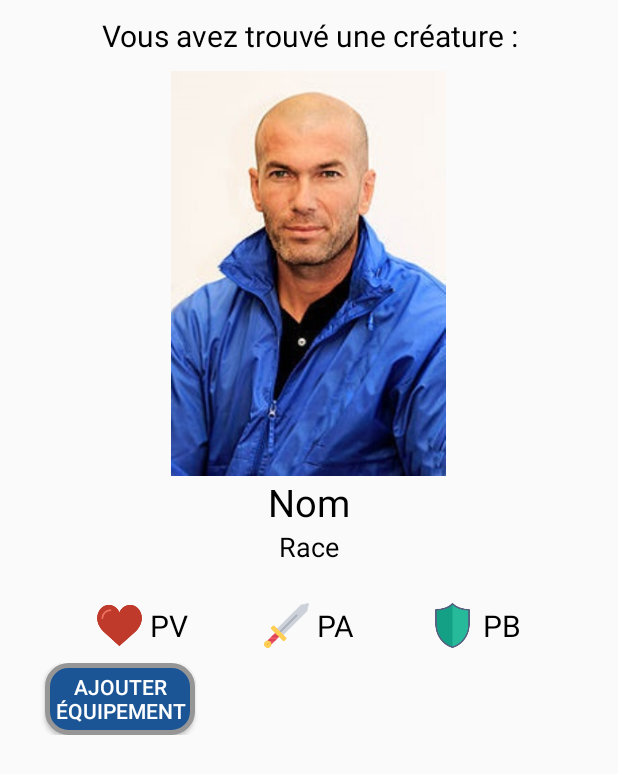
After one commit to Barnini-Nicholas/Barcode_Battler_Android, an Android app: the layout affichage_creature.xml on its own in the app's theme, with its tools: preview values and no code run, on a phone screen of 412 x 824 dp. The commit adds this screen. Shown: the top 774 px of the screen. Run offline under Robolectric (Android 15) with nearby library versions, the phone set to English and light mode, and no system bars.

Commit message:
Ajout du scan via lecture de tag nfc

```diff
--- a/Barcode_Battler_Android/app/src/main/java/com/mbds/barcode_battler_android/MainActivity.java
+++ b/Barcode_Battler_Android/app/src/main/java/com/mbds/barcode_battler_android/MainActivity.java
@@ -2,10 +2,16 @@ package com.mbds.barcode_battler_android;
 
 import android.Manifest;
 import android.app.Activity;
+import android.app.PendingIntent;
 import android.content.Context;
 import android.content.Intent;
+import android.content.IntentFilter;
 import android.content.pm.PackageManager;
+import android.nfc.NdefMessage;
+import android.nfc.NfcAdapter;
+import android.nfc.Tag;
 import android.os.Bundle;
+import android.os.Parcelable;
 import android.support.v4.app.ActivityCompat;
 import android.support.v4.app.Fragment;
 import android.support.v4.app.FragmentTransaction;
@@ -37,6 +43,8 @@ public class MainActivity extends AppCompatActivity implements ScannerFragment.O
 
     private static Context context;
     public static Activity activity;
+    public static final String TAG = "NfcDemo";
+    private NfcAdapter nfcAdapter;
 
     @Override
     protected void onCreate(Bundle savedInstanceState) {
@@ -48,21 +56,29 @@ public class MainActivity extends AppCompatActivity implements ScannerFragment.O
         int droitWriteExtStorage = ContextCompat.checkSelfPermission(this, Manifest.permission.WRITE_EXTERNAL_STORAGE);
 
         // Suivant les autorisations déja acquises on demande les autres
-        if(droitCamera != PackageManager.PERMISSION_GRANTED && droitWriteExtStorage != PackageManager.PERMISSION_GRANTED ){
+        if (droitCamera != PackageManager.PERMISSION_GRANTED && droitWriteExtStorage != PackageManager.PERMISSION_GRANTED) {
             Log.i("PERMISSION : ", "CAMERA & WRITE_EXTERNAL_STORAGE REFUSER");
             ActivityCompat.requestPermissions(this,
                     new String[]{Manifest.permission.CAMERA, Manifest.permission.WRITE_EXTERNAL_STORAGE},
                     0);
-        } else if (droitCamera != PackageManager.PERMISSION_GRANTED){
+        } else if (droitCamera != PackageManager.PERMISSION_GRANTED) {
             Log.i("PERMISSION : ", "CAMERA REFUSER");
             ActivityCompat.requestPermissions(this,
                     new String[]{Manifest.permission.CAMERA},
                     0);
-        } else if (droitWriteExtStorage != PackageManager.PERMISSION_GRANTED){
+        } else if (droitWriteExtStorage != PackageManager.PERMISSION_GRANTED) {
             Log.i("PERMISSION : ", "WRITE_EXTERNAL_STORAGE REFUSER");
             ActivityCompat.requestPermissions(this,
                     new String[]{Manifest.permission.WRITE_EXTERNAL_STORAGE},
                     0);
+        }
+
+        nfcAdapter = NfcAdapter.getDefaultAdapter(this);
+        if (nfcAdapter == null) {
+            Toast.makeText(this,
+                    "NFC NOT supported on this devices!",
+                    Toast.LENGTH_LONG).show();
+            finish();
         }
 
         Toolbar myToolbar = (Toolbar) findViewById(R.id.my_toolbar);
@@ -74,6 +90,7 @@ public class MainActivity extends AppCompatActivity implements ScannerFragment.O
 
         lancerFragment(AboutFragment.class, true);
     }
+
 
     @Override
     public boolean onCreateOptionsMenu(Menu menu) {
@@ -210,4 +227,48 @@ public class MainActivity extends AppCompatActivity implements ScannerFragment.O
 
         lancerFragment(equipementScanFragment, true);
     }
+
+    @Override
+    protected void onResume() {
+        super.onResume();
+
+        Intent intent = getIntent();
+        String action = intent.getAction();
+
+        if (NfcAdapter.ACTION_TAG_DISCOVERED.equals(action)) {
+            Toast.makeText(this,
+                    "onResume() - ACTION_TAG_DISCOVERED",
+                    Toast.LENGTH_SHORT).show();
+
+            Tag tag = intent.getParcelableExtra(NfcAdapter.EXTRA_TAG);
+            if (tag != null) {
+                String tagInfo = tag.toString() + "\n";
+
+                tagInfo += "\nTag Id: \n";
+                byte[] tagId = tag.getId();
+                tagInfo += "length = " + tagId.length + "\n";
+                for (int i = 0; i < tagId.length; i++) {
+                    tagInfo += Integer.toHexString(tagId[i] & 0xFF) + " ";
+                }
+                tagInfo += "\n";
+
+                String[] techList = tag.getTechList();
+                tagInfo += "\nTech List\n";
+                tagInfo += "length = " + techList.length + "\n";
+                for (int i = 0; i < techList.length; i++) {
+                    tagInfo += techList[i] + "\n ";
+                }
+
+                // Appel du scan des créatures
+                scanEffectue(tagInfo);
+
+                Log.i("eee", tagInfo);
+            }
+        } else {
+            Toast.makeText(this,
+                    "onResume() : " + action,
+                    Toast.LENGTH_SHORT).show();
+        }
+
+    }
 }
--- a/Barcode_Battler_Android/app/src/main/java/com/mbds/barcode_battler_android/fragment/CreatureScanFragment.java
+++ b/Barcode_Battler_Android/app/src/main/java/com/mbds/barcode_battler_android/fragment/CreatureScanFragment.java
@@ -9,6 +9,7 @@ import android.view.ViewGroup;
 import android.widget.Button;
 import android.widget.ImageView;
 import android.widget.LinearLayout;
+import android.widget.ListView;
 import android.widget.TextView;
 import android.widget.Toast;
 
@@ -16,6 +17,7 @@ import com.mbds.barcode_battler_android.MainActivity;
 import com.mbds.barcode_battler_android.Modele.Creature;
 import com.mbds.barcode_battler_android.Modele.Joueur;
 import com.mbds.barcode_battler_android.R;
+import com.mbds.barcode_battler_android.adapter.ListViewEquipementsAdapter;
 
 /**
  * Created by Karl on 25/10/2017.
@@ -96,6 +98,12 @@ public class CreatureScanFragment extends Fragment {
                     Toast.makeText(getContext(), "Adieu '" + creature.getNomEtTitre() + "' !", Toast.LENGTH_SHORT).show();
                 }
             });
+
+
+            // Equipements
+            ListView equipements = (ListView) view.findViewById(R.id.listEquipementsCreature);
+            equipements.setAdapter(new ListViewEquipementsAdapter(getContext()));
+
         } else {
             btnAddCreature.setVisibility(View.INVISIBLE);
             btnJeterCreature.setVisibility(View.INVISIBLE);
--- a/Barcode_Battler_Android/app/src/main/java/com/mbds/barcode_battler_android/fragment/CreaturesFragment.java
+++ b/Barcode_Battler_Android/app/src/main/java/com/mbds/barcode_battler_android/fragment/CreaturesFragment.java
@@ -5,12 +5,14 @@ import android.support.v4.app.Fragment;
 import android.view.LayoutInflater;
 import android.view.View;
 import android.view.ViewGroup;
+import android.widget.LinearLayout;
 import android.widget.ListView;
 import android.widget.TextView;
 
 import com.mbds.barcode_battler_android.MainActivity;
 import com.mbds.barcode_battler_android.R;
 import com.mbds.barcode_battler_android.adapter.ListViewCreaturesAdapter;
+import com.mbds.barcode_battler_android.adapter.ListViewEquipementsAdapter;
 
 public class CreaturesFragment extends Fragment {
 
--- /dev/null
+++ b/Barcode_Battler_Android/app/src/main/res/layout/affichage_creature.xml
@@ -0,0 +1,183 @@
+<?xml version="1.0" encoding="utf-8"?>
+
+<ScrollView xmlns:android="http://schemas.android.com/apk/res/android"
+    android:layout_width="match_parent"
+    android:layout_height="match_parent"
+    android:fillViewport="true">
+
+    <LinearLayout xmlns:android="http://schemas.android.com/apk/res/android"
+        android:layout_width="match_parent"
+        android:layout_height="match_parent"
+        android:gravity="center_horizontal"
+        android:orientation="vertical">
+
+        <TextView
+            android:id="@+id/textInfo"
+            android:layout_width="wrap_content"
+            android:layout_height="wrap_content"
+            android:layout_margin="10dp"
+            android:gravity="center"
+            android:text="Vous avez trouvé une créature :"
+            android:textColor="#000000"
+            android:textSize="20dp" />
+
+        <ImageView
+            android:id="@+id/image_race"
+            android:gravity="center"
+            android:layout_width="183dp"
+            android:layout_height="270dp"
+            android:scaleType="centerInside"
+            android:src="@drawable/humain" />
+
+
+        <TextView
+            android:id="@+id/nom_creature"
+            android:layout_width="wrap_content"
+            android:layout_height="wrap_content"
+            android:gravity="center"
+            android:text="Nom"
+            android:textColor="#000000"
+            android:textSize="25dp" />
+
+
+        <TextView
+            android:id="@+id/race_creature"
+            android:layout_width="wrap_content"
+            android:layout_height="wrap_content"
+            android:gravity="center"
+            android:text="Race"
+            android:textColor="#000000"
+            android:textSize="18dp" />
+
+
+        <LinearLayout xmlns:android="http://schemas.android.com/apk/res/android"
+            android:id="@+id/rarity"
+            android:layout_width="wrap_content"
+            android:layout_height="wrap_content"
+            android:layout_marginTop="10dp"
+            android:gravity="center_horizontal"
+            android:orientation="horizontal"></LinearLayout>
+
+
+        <LinearLayout xmlns:android="http://schemas.android.com/apk/res/android"
+            android:layout_width="wrap_content"
+            android:layout_height="wrap_content"
+            android:layout_marginTop="15dp"
+            android:gravity="center"
+            android:orientation="horizontal">
+
+            <LinearLayout xmlns:android="http://schemas.android.com/apk/res/android"
+                android:layout_width="wrap_content"
+                android:layout_height="wrap_content"
+                android:layout_marginLeft="25dp"
+                android:layout_marginRight="25dp"
+                android:gravity="center"
+
+                android:orientation="horizontal">
+
+                <ImageView
+                    android:layout_width="30dp"
+                    android:layout_height="30dp"
+                    android:gravity="center"
+                    android:src="@drawable/pv" />
+
+                <TextView
+                    android:id="@+id/pv_creature"
+                    android:layout_width="wrap_content"
+                    android:layout_height="wrap_content"
+                    android:layout_marginLeft="5dp"
+                    android:gravity="center"
+                    android:text="PV"
+                    android:textColor="#000000"
+                    android:textSize="20dp" />
+            </LinearLayout>
+
+            <LinearLayout xmlns:android="http://schemas.android.com/apk/res/android"
+                android:layout_width="wrap_content"
+                android:layout_height="wrap_content"
+                android:layout_marginLeft="25dp"
+                android:layout_marginRight="25dp"
+                android:gravity="center"
+
+                android:orientation="horizontal">
+
+                <ImageView
+                    android:layout_width="30dp"
+                    android:layout_height="30dp"
+                    android:gravity="center"
+                    android:src="@drawable/pa" />
+
+                <TextView
+                    android:id="@+id/pa_creature"
+                    android:layout_width="wrap_content"
+                    android:layout_height="wrap_content"
+                    android:layout_marginLeft="5dp"
+                    android:text="PA"
+                    android:textAlignment="center"
+                    android:textColor="#000000"
+                    android:textSize="20dp" />
+            </LinearLayout>
+
+            <LinearLayout xmlns:android="http://schemas.android.com/apk/res/android"
+                android:layout_width="wrap_content"
+                android:layout_height="wrap_content"
+                android:layout_marginLeft="25dp"
+                android:layout_marginRight="25dp"
+                android:gravity="center"
+
+                android:orientation="horizontal">
+
+                <ImageView
+                    android:layout_width="30dp"
+                    android:layout_height="30dp"
+                    android:gravity="center"
+                    android:src="@drawable/pb" />
+
+                <TextView
+                    android:id="@+id/pb_creature"
+                    android:layout_width="wrap_content"
+                    android:layout_height="wrap_content"
+                    android:layout_marginLeft="5dp"
+                    android:text="PB"
+                    android:textAlignment="center"
+                    android:textColor="#000000"
+                    android:textSize="20dp" />
+            </LinearLayout>
+
+
+        </LinearLayout>
+
+        <LinearLayout xmlns:android="http://schemas.android.com/apk/res/android"
+            android:id="@+id/equipementsDeLaCreature"
+            android:layout_width="wrap_content"
+            android:layout_height="wrap_content"
+            android:layout_margin="10dp"
+            android:gravity="center"
+            android:orientation="horizontal">
+
+            <Button
+                android:id="@+id/ajouter_equipement"
+                android:layout_width="100dp"
+                android:layout_height="wrap_content"
+                android:layout_marginLeft="20dp"
+                android:layout_marginRight="20dp"
+                android:background="@drawable/button_add_remove"
+                android:text="Ajouter équipement"
+                android:textColor="#FFFF" />
+
+            <ListView
+                android:id="@+id/listEquipementsCreature"
+                android:layout_width="match_parent"
+                android:layout_height="match_parent"
+                android:divider="@android:color/darker_gray"
+                android:dividerHeight="20.0sp"
+                android:padding="16dip" />
+
+
+
+        </LinearLayout>
+
+
+    </LinearLayout>
+
+</ScrollView>
--- a/Barcode_Battler_Android/app/src/main/res/layout/item_list_creatures.xml
+++ b/Barcode_Battler_Android/app/src/main/res/layout/item_list_creatures.xml
@@ -1,5 +1,6 @@
 <?xml version="1.0" encoding="utf-8"?>
 <LinearLayout xmlns:android="http://schemas.android.com/apk/res/android"
+    android:id="@+id/equipements"
     android:layout_width="match_parent"
     android:layout_height="match_parent"
     android:background="@drawable/border_ui">
```
Also changed, not shown: Barcode_Battler_Android/app/src/main/AndroidManifest.xml (+8 -5 lines).
